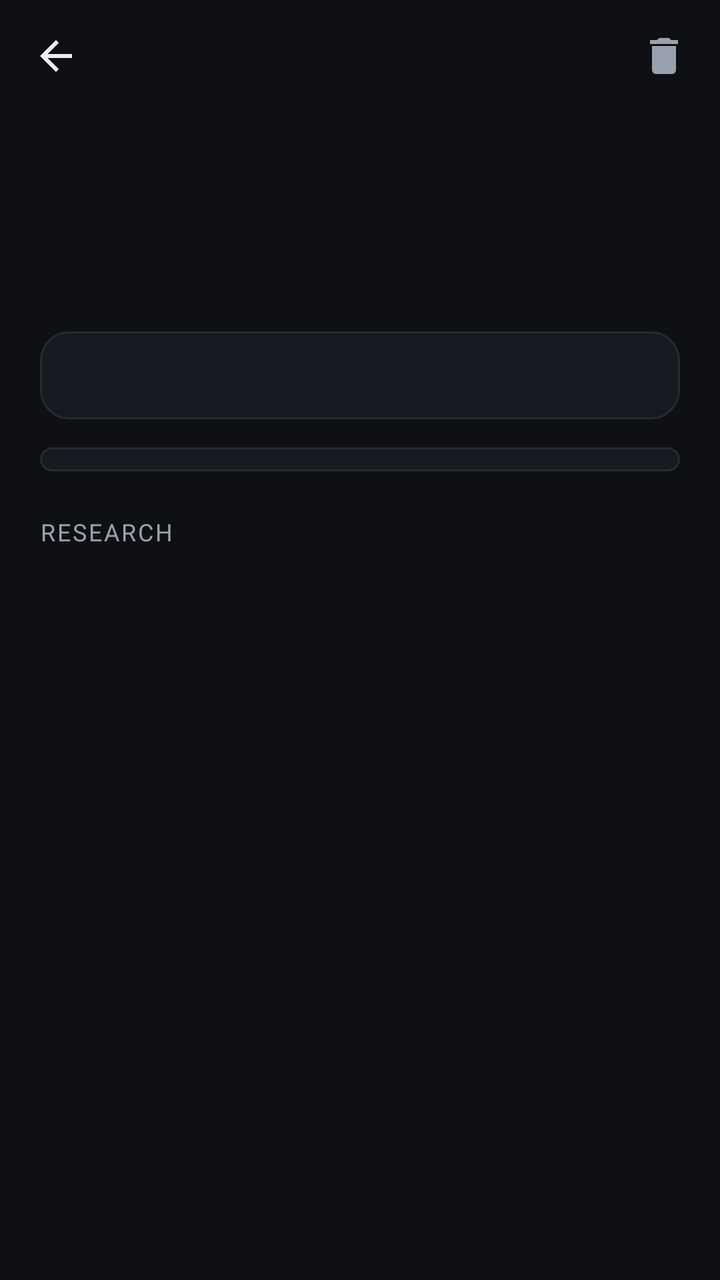
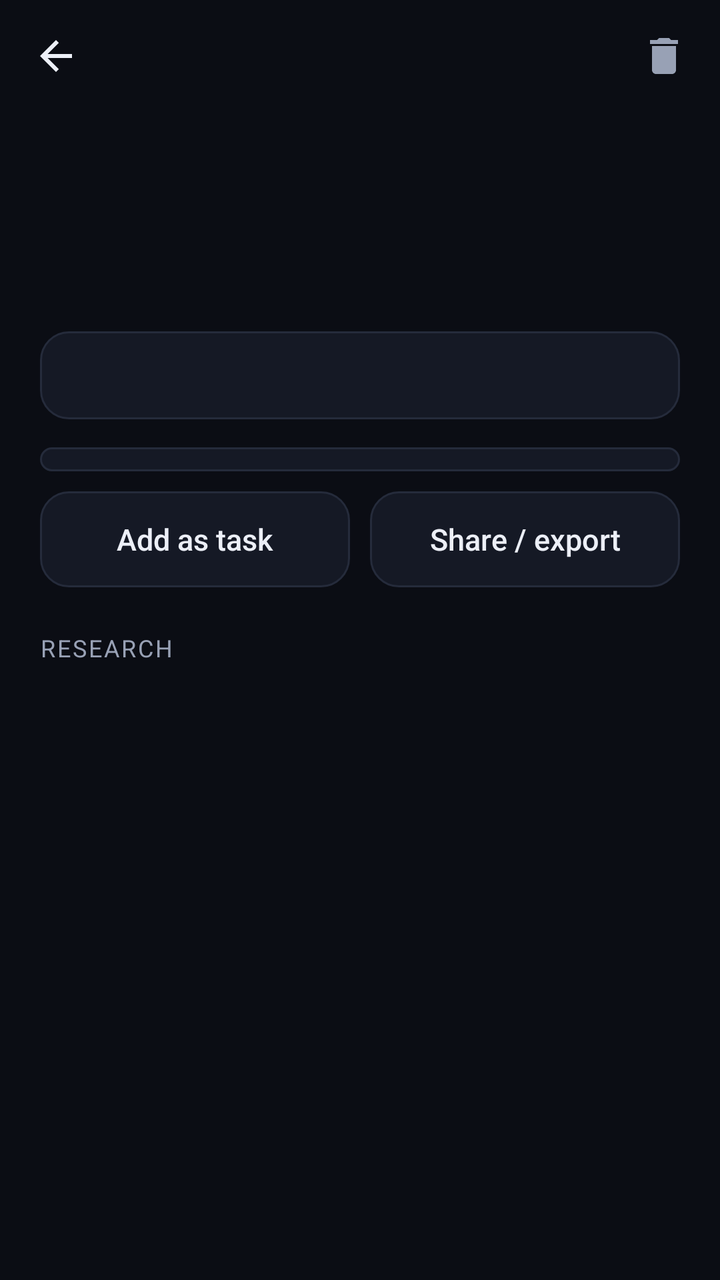

Compare the two renders of this Android layout. The source of the first and the diff that turns it into the second are given below.
<!-- AndroidManifest.xml: application theme AppTheme -->
<!-- res/layout/activity_detail.xml -->
<?xml version="1.0" encoding="utf-8"?>
<LinearLayout xmlns:android="http://schemas.android.com/apk/res/android"
    android:layout_width="match_parent"
    android:layout_height="match_parent"
    android:orientation="vertical">

    <LinearLayout
        android:layout_width="match_parent"
        android:layout_height="56dp"
        android:gravity="center_vertical"
        android:orientation="horizontal"
        android:paddingStart="4dp"
        android:paddingEnd="4dp">

        <ImageButton
            android:id="@+id/btnBack"
            android:layout_width="48dp"
            android:layout_height="48dp"
            android:background="?android:attr/selectableItemBackgroundBorderless"
            android:contentDescription="Back"
            android:src="@drawable/ic_back"
            android:tint="@color/text" />

        <View
            android:layout_width="0dp"
            android:layout_height="1dp"
            android:layout_weight="1" />

        <ImageButton
            android:id="@+id/btnDelete"
            android:layout_width="48dp"
            android:layout_height="48dp"
            android:background="?android:attr/selectableItemBackgroundBorderless"
            android:contentDescription="Delete"
            android:src="@drawable/ic_delete"
            android:tint="@color/sub" />
    </LinearLayout>

    <ScrollView
        android:layout_width="match_parent"
        android:layout_height="match_parent"
        android:scrollbars="none">

        <LinearLayout
            android:layout_width="match_parent"
            android:layout_height="wrap_content"
            android:orientation="vertical"
            android:paddingStart="20dp"
            android:paddingEnd="20dp"
            android:paddingBottom="40dp">

            <TextView
                android:id="@+id/pill"
                android:layout_width="wrap_content"
                android:layout_height="wrap_content"
                android:fontFamily="sans-serif-medium"
                android:paddingStart="10dp"
                android:paddingTop="3dp"
                android:paddingEnd="10dp"
                android:paddingBottom="3dp"
                android:textSize="11sp" />

            <TextView
                android:id="@+id/title"
                android:layout_width="match_parent"
                android:layout_height="wrap_content"
                android:layout_marginTop="12dp"
                android:fontFamily="sans-serif-medium"
                android:lineSpacingExtra="2dp"
                android:textColor="@color/text"
                android:textIsSelectable="true"
                android:textSize="23sp" />

            <TextView
                android:id="@+id/summary"
                android:layout_width="match_parent"
                android:layout_height="wrap_content"
                android:layout_marginTop="8dp"
                android:lineSpacingExtra="3dp"
                android:textColor="@color/sub"
                android:textIsSelectable="true"
                android:textSize="15sp" />

            <LinearLayout
                android:id="@+id/statusRow"
                android:layout_width="match_parent"
                android:layout_height="44dp"
                android:layout_marginTop="18dp"
                android:background="@drawable/bg_btn_ghost"
                android:orientation="horizontal"
                android:padding="4dp" />

            <TextView
                android:id="@+id/nextBox"
                android:layout_width="match_parent"
                android:layout_height="wrap_content"
                android:layout_marginTop="14dp"
                android:background="@drawable/bg_card"
                android:lineSpacingExtra="3dp"
                android:padding="14dp"
                android:textColor="@color/text"
                android:textSize="15sp"
                android:visibility="gone" />

            <LinearLayout
                android:id="@+id/facts"
                android:layout_width="match_parent"
                android:layout_height="wrap_content"
                android:layout_marginTop="14dp"
                android:background="@drawable/bg_card"
                android:orientation="vertical"
                android:paddingStart="14dp"
                android:paddingTop="6dp"
                android:paddingEnd="14dp"
                android:paddingBottom="6dp" />

            <TextView
                android:id="@+id/btnOpen"
                style="@style/Btn"
                android:layout_marginTop="14dp"
                android:text="Open link"
                android:visibility="gone" />

            <TextView
                android:id="@+id/btnCal"
                style="@style/BtnGhost"
                android:layout_marginTop="10dp"
                android:text="Add deadline to calendar"
                android:visibility="gone" />

            <TextView
                style="@style/Label"
                android:text="Research" />

            <TextView
                android:id="@+id/research"
                android:layout_width="match_parent"
                android:layout_height="wrap_content"
                android:autoLink="web"
                android:lineSpacingExtra="4dp"
                android:textColor="@color/text"
                android:textColorLink="@color/accent"
                android:textIsSelectable="true"
                android:textSize="15sp" />

            <TextView
                android:id="@+id/btnRetry"
                style="@style/BtnGhost"
                android:layout_marginTop="12dp"
                android:text="Run again"
                android:visibility="gone" />

            <LinearLayout
                android:id="@+id/linksBox"
                android:layout_width="match_parent"
                android:layout_height="wrap_content"
                android:orientation="vertical" />

            <ImageView
                android:id="@+id/shot"
                android:layout_width="match_parent"
                android:layout_height="wrap_content"
                android:layout_marginTop="22dp"
                android:adjustViewBounds="true"
                android:contentDescription="Captured screenshot"
                android:visibility="gone" />

            <TextView
                android:id="@+id/meta"
                android:layout_width="match_parent"
                android:layout_height="wrap_content"
                android:layout_marginTop="14dp"
                android:textColor="@color/grey"
                android:textSize="12sp" />
        </LinearLayout>
    </ScrollView>
</LinearLayout>
<!-- resources referenced by this layout -->
<resources>
  <color name="accent">#2DD4BF</color>
  <color name="grey">#8B93A1</color>
  <color name="sub">#9AA1AE</color>
  <color name="text">#ECEEF2</color>
  <!-- drawable bg_btn_ghost (drawable) -->
  <?xml version="1.0" encoding="utf-8"?>
  <shape xmlns:android="http://schemas.android.com/apk/res/android" android:shape="rectangle">
      <solid android:color="@color/card" />
      <stroke android:width="1dp" android:color="@color/stroke" />
      <corners android:radius="14dp" />
  </shape>
  <!-- drawable bg_card (drawable) -->
  <?xml version="1.0" encoding="utf-8"?>
  <shape xmlns:android="http://schemas.android.com/apk/res/android" android:shape="rectangle">
      <solid android:color="@color/card" />
      <stroke android:width="1dp" android:color="@color/stroke" />
      <corners android:radius="18dp" />
  </shape>
  <!-- drawable ic_back (drawable) -->
  <vector xmlns:android="http://schemas.android.com/apk/res/android" android:width="24dp" android:height="24dp" android:viewportWidth="24" android:viewportHeight="24">
      <path android:fillColor="#FFFFFF" android:pathData="M20,11H7.83l5.59,-5.59L12,4l-8,8 8,8 1.41,-1.41L7.83,13H20v-2z" />
  </vector>
  <!-- drawable ic_delete (drawable) -->
  <vector xmlns:android="http://schemas.android.com/apk/res/android" android:width="24dp" android:height="24dp" android:viewportWidth="24" android:viewportHeight="24">
      <path android:fillColor="#FFFFFF" android:pathData="M6,19c0,1.1 0.9,2 2,2h8c1.1,0 2,-0.9 2,-2V7H6v12zM19,4h-3.5l-1,-1h-5l-1,1H5v2h14V4z" />
  </vector>
  <style name="Btn">
          <item name="android:layout_width">match_parent</item>
          <item name="android:layout_height">48dp</item>
          <item name="android:gravity">center</item>
          <item name="android:textSize">15sp</item>
          <item name="android:fontFamily">sans-serif-medium</item>
          <item name="android:background">@drawable/bg_btn</item>
          <item name="android:textColor">@color/onAccent</item>
          <item name="android:clickable">true</item>
          <item name="android:focusable">true</item>
      </style>
  <style name="BtnGhost" parent="Btn">
          <item name="android:background">@drawable/bg_btn_ghost</item>
          <item name="android:textColor">@color/text</item>
      </style>
  <style name="Label">
          <item name="android:layout_width">match_parent</item>
          <item name="android:layout_height">wrap_content</item>
          <item name="android:textSize">12sp</item>
          <item name="android:textColor">@color/sub</item>
          <item name="android:letterSpacing">0.08</item>
          <item name="android:textAllCaps">true</item>
          <item name="android:layout_marginTop">22dp</item>
          <item name="android:layout_marginBottom">8dp</item>
      </style>
  <style name="AppTheme" parent="@android:style/Theme.Material.NoActionBar">
          <item name="android:windowBackground">@color/bg</item>
          <item name="android:statusBarColor">@color/bg</item>
          <item name="android:navigationBarColor">@color/bg</item>
          <item name="android:colorAccent">@color/accent</item>
          <item name="android:textColorPrimary">@color/text</item>
          <item name="android:textColorSecondary">@color/sub</item>
      </style>
  <color name="card">#171A21</color>
  <color name="stroke">#262A35</color>
  <!-- drawable bg_btn (drawable) -->
  <?xml version="1.0" encoding="utf-8"?>
  <shape xmlns:android="http://schemas.android.com/apk/res/android" android:shape="rectangle">
      <solid android:color="@color/accent" />
      <corners android:radius="14dp" />
  </shape>
  <color name="onAccent">#06251F</color>
  <color name="bg">#0E1014</color>
</resources>

<!-- the commit's change to res/layout/activity_detail.xml (unified diff, before → after) -->
@@ -128,6 +128,29 @@
                 android:text="Add deadline to calendar"
                 android:visibility="gone" />
 
+            <LinearLayout
+                android:layout_width="match_parent"
+                android:layout_height="wrap_content"
+                android:layout_marginTop="10dp"
+                android:orientation="horizontal">
+
+                <TextView
+                    android:id="@+id/btnTask"
+                    style="@style/BtnGhost"
+                    android:layout_width="0dp"
+                    android:layout_marginEnd="5dp"
+                    android:layout_weight="1"
+                    android:text="Add as task" />
+
+                <TextView
+                    android:id="@+id/btnShare"
+                    style="@style/BtnGhost"
+                    android:layout_width="0dp"
+                    android:layout_marginStart="5dp"
+                    android:layout_weight="1"
+                    android:text="Share / export" />
+            </LinearLayout>
+
             <TextView
                 style="@style/Label"
                 android:text="Research" />
@@ -156,14 +179,12 @@
                 android:layout_height="wrap_content"
                 android:orientation="vertical" />
 
-            <ImageView
-                android:id="@+id/shot"
+            <LinearLayout
+                android:id="@+id/shots"
                 android:layout_width="match_parent"
                 android:layout_height="wrap_content"
-                android:layout_marginTop="22dp"
-                android:adjustViewBounds="true"
-                android:contentDescription="Captured screenshot"
-                android:visibility="gone" />
+                android:layout_marginTop="12dp"
+                android:orientation="vertical" />
 
             <TextView
                 android:id="@+id/meta"
<!-- resource entries referenced after the edit -->
@@ -1,9 +1,9 @@
 <!-- resources referenced by this layout -->
 <resources>
-  <color name="accent">#2DD4BF</color>
-  <color name="grey">#8B93A1</color>
-  <color name="sub">#9AA1AE</color>
-  <color name="text">#ECEEF2</color>
+  <color name="accent">#7AA2FF</color>
+  <color name="grey">#8B93A6</color>
+  <color name="sub">#98A1B5</color>
+  <color name="text">#ECEFF7</color>
   <!-- drawable bg_btn_ghost (drawable) -->
   <?xml version="1.0" encoding="utf-8"?>
   <shape xmlns:android="http://schemas.android.com/apk/res/android" android:shape="rectangle">
@@ -59,15 +59,16 @@
           <item name="android:textColorPrimary">@color/text</item>
           <item name="android:textColorSecondary">@color/sub</item>
       </style>
-  <color name="card">#171A21</color>
-  <color name="stroke">#262A35</color>
+  <color name="card">#151925</color>
+  <color name="stroke">#252B3B</color>
   <!-- drawable bg_btn (drawable) -->
   <?xml version="1.0" encoding="utf-8"?>
   <shape xmlns:android="http://schemas.android.com/apk/res/android" android:shape="rectangle">
-      <solid android:color="@color/accent" />
+      <gradient android:angle="0" android:endColor="@color/accent2" android:startColor="@color/accent" />
       <corners android:radius="14dp" />
   </shape>
-  <color name="onAccent">#06251F</color>
-  <color name="bg">#0E1014</color>
+  <color name="onAccent">#0A1024</color>
+  <color name="bg">#0B0D14</color>
+  <color name="accent2">#B18CFF</color>
 </resources>
 
